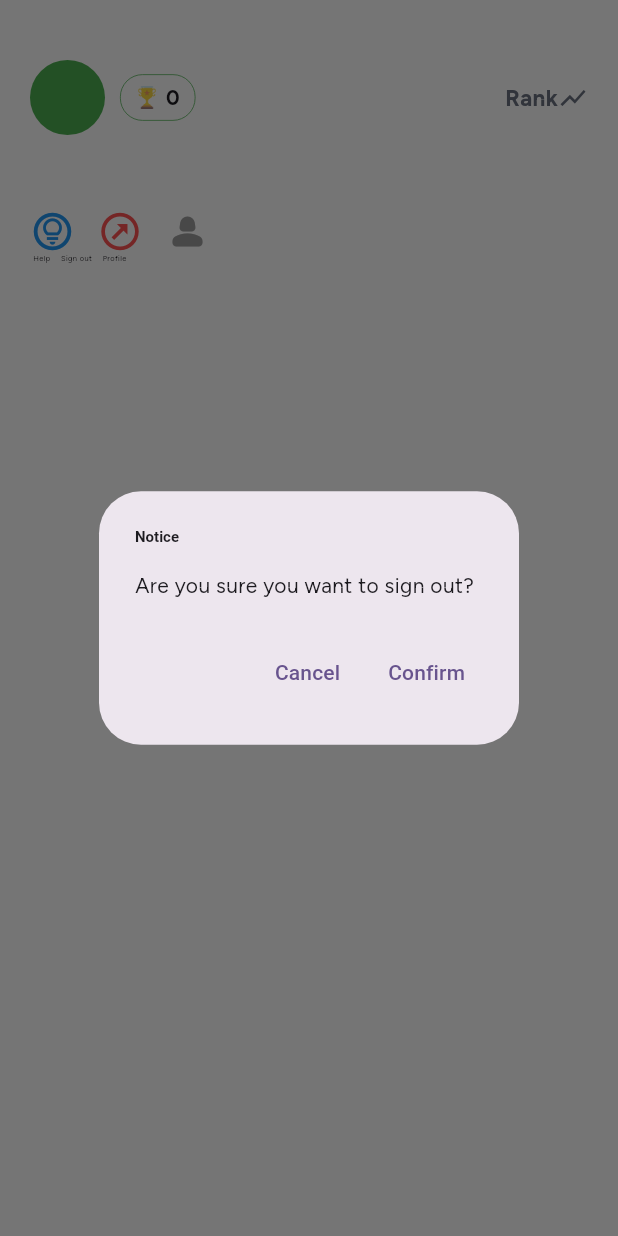
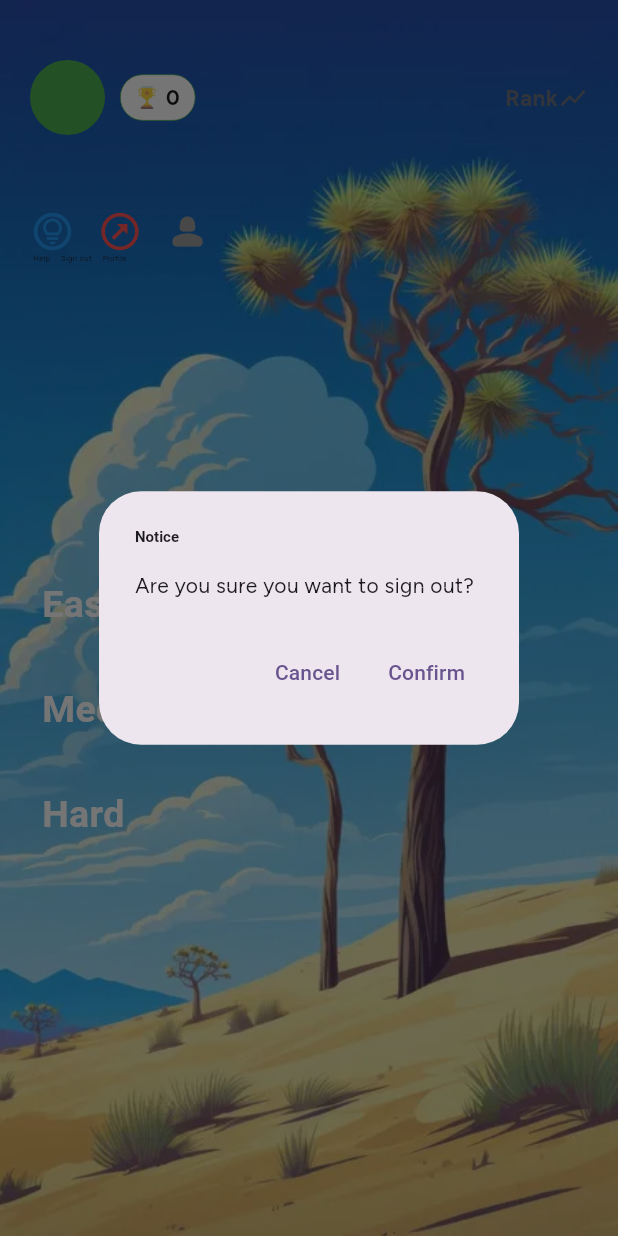
Before and after one commit to bogs212000/Slide-Puzzle-Game, a Flutter app: the HomePage screen opened directly, after a tap on the "outbond" icon, on a phone screen of 412 x 824 dp. Run offline on Flutter 3.47's test engine with Material 3 defaults, Android fonts, the phone set to English and light mode, and no system bars; our stand-ins replace audioplayers, cloud_firestore, firebase_auth, firebase_core, get, loading_animation_widget and 1 more; missing offline and left inert: flutter_glow; accounts and stored records are empty; network calls fail.

```diff
--- a/lib/screen/game/mode/easy.dart
+++ b/lib/screen/game/mode/easy.dart
@@ -62,7 +62,7 @@ class _EasyModeState extends State<EasyMode> {
                             borderRadius: BorderRadius.circular(20),
                             child: "PLAY".text.white.make(),
                             onPressed: ()=> {
-                              Get.to(() => OnlineEasy(), arguments:[ 1, 4])
+                              Get.to(() => OnlineEasy(), arguments:[ 1, 2])
                             }),
                       )
                     ],
--- a/lib/screen/game/online.easy.dart
+++ b/lib/screen/game/online.easy.dart
@@ -102,6 +102,7 @@ class _OnlineEasyState extends State<OnlineEasy> {
 
       // Check if the user has won
       if (checkWinCondition()) {
+        win();
         timer?.cancel();
         calculateScore();
         showWinDialog();
@@ -188,6 +189,10 @@ class _OnlineEasyState extends State<OnlineEasy> {
   late AudioPlayer player = AudioPlayer();
 
   void tap() {
+    player.play(AssetSource(AppSounds.tap));
+  }
+
+  void win() {
     player.play(AssetSource(AppSounds.win));
   }
 
@@ -282,6 +287,7 @@ class _OnlineEasyState extends State<OnlineEasy> {
                                   int colIndex = row.indexOf(tile);
                                   moveTile(rowIndex, colIndex);
                                   calculateScore();
+                                  tap();
                                 },
                           child: Container(
                             width: 60,
--- a/lib/screen/home.screen.dart
+++ b/lib/screen/home.screen.dart
@@ -209,8 +209,8 @@ class _HomePageState extends State<HomePage> {
                 .height(MediaQuery.of(context).size.height)
                 .width(MediaQuery.of(context).size.width)
                 .padding(EdgeInsets.all(20))
-                // .bgImage(DecorationImage(
-                //     image: AssetImage(Images.home_bg), fit: BoxFit.cover))
+                .bgImage(DecorationImage(
+                    image: AssetImage(Images.home_bg), fit: BoxFit.cover))
                 .white
                 .make(),
           );
--- a/lib/utils/sounds.dart
+++ b/lib/utils/sounds.dart
@@ -1,4 +1,4 @@
 class AppSounds {
-  static const win = 'sounds/victory-sound.mp3';
-  static const tap = 'sounds/mixkit-video-game-win-2016.wav';
+  static const tap = 'sounds/mixkit-game-ball-tap-2073.wav';
+  static const win = 'sounds/video-game-happy-flourish-gamemaster-audio-4-00-01.mp3';
 }
--- a/pubspec.yaml
+++ b/pubspec.yaml
@@ -79,6 +79,7 @@ flutter:
     - assets/images/
     - assets/fonts/
     - assets/badges/
+    - assets/sounds/
   #   - images/a_dot_ham.jpeg
 
   # An image asset can refer to one or more resolution-specific "variants", see
```
Also changed, not shown: 2 other files.
